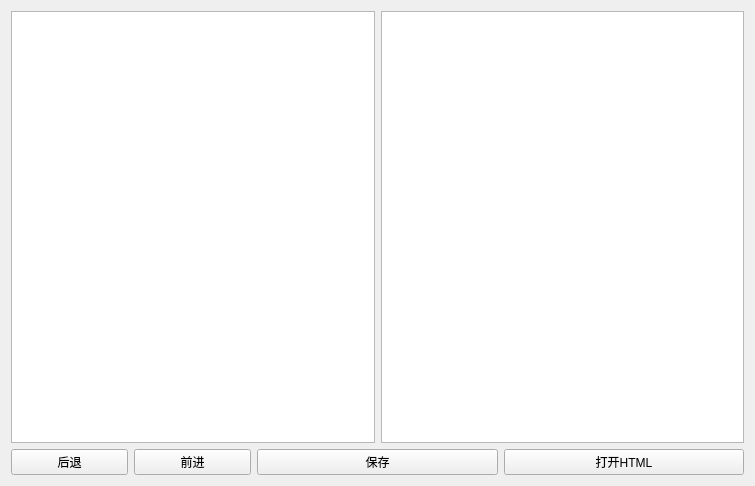
The window that ch05_simplebrowser/widget.ui (guofuwei/Qt-Learn) describes before a commit, drawn with Qt 5.
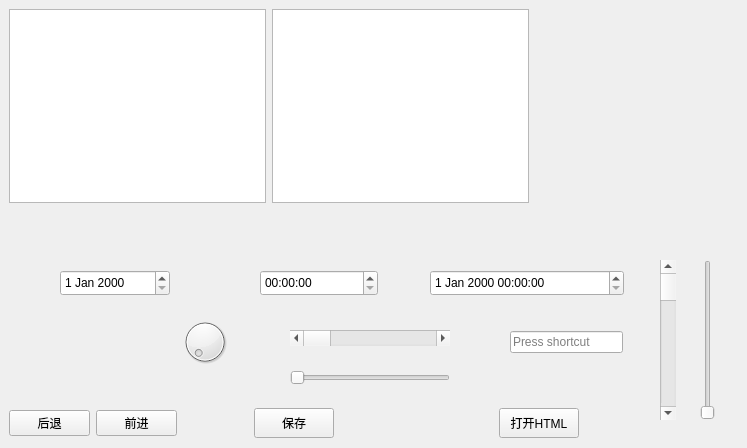
The same window after the commit.

Diff of the .ui file:
```diff
--- a/ch05_simplebrowser/widget.ui
+++ b/ch05_simplebrowser/widget.ui
@@ -6,15 +6,150 @@
    <rect>
     <x>0</x>
     <y>0</y>
-    <width>755</width>
-    <height>486</height>
+    <width>747</width>
+    <height>448</height>
    </rect>
   </property>
   <property name="windowTitle">
    <string>Widget</string>
   </property>
-  <layout class="QGridLayout" name="gridLayout_3">
-   <item row="0" column="0" colspan="3">
+  <widget class="QPushButton" name="pushButtonOpen">
+   <property name="geometry">
+    <rect>
+     <x>499</x>
+     <y>408</y>
+     <width>80</width>
+     <height>30</height>
+    </rect>
+   </property>
+   <property name="text">
+    <string>打开HTML</string>
+   </property>
+  </widget>
+  <widget class="QPushButton" name="pushButtonSave">
+   <property name="geometry">
+    <rect>
+     <x>254</x>
+     <y>408</y>
+     <width>80</width>
+     <height>30</height>
+    </rect>
+   </property>
+   <property name="text">
+    <string>保存</string>
+   </property>
+  </widget>
+  <widget class="QDateEdit" name="dateEdit">
+   <property name="geometry">
+    <rect>
+     <x>60</x>
+     <y>270</y>
+     <width>110</width>
+     <height>26</height>
+    </rect>
+   </property>
+  </widget>
+  <widget class="QTimeEdit" name="timeEdit">
+   <property name="geometry">
+    <rect>
+     <x>260</x>
+     <y>270</y>
+     <width>118</width>
+     <height>26</height>
+    </rect>
+   </property>
+  </widget>
+  <widget class="QDateTimeEdit" name="dateTimeEdit">
+   <property name="geometry">
+    <rect>
+     <x>430</x>
+     <y>270</y>
+     <width>194</width>
+     <height>26</height>
+    </rect>
+   </property>
+  </widget>
+  <widget class="QDial" name="dial">
+   <property name="geometry">
+    <rect>
+     <x>180</x>
+     <y>310</y>
+     <width>50</width>
+     <height>64</height>
+    </rect>
+   </property>
+  </widget>
+  <widget class="QScrollBar" name="horizontalScrollBar">
+   <property name="geometry">
+    <rect>
+     <x>290</x>
+     <y>330</y>
+     <width>160</width>
+     <height>16</height>
+    </rect>
+   </property>
+   <property name="orientation">
+    <enum>Qt::Horizontal</enum>
+   </property>
+  </widget>
+  <widget class="QScrollBar" name="verticalScrollBar">
+   <property name="geometry">
+    <rect>
+     <x>660</x>
+     <y>260</y>
+     <width>16</width>
+     <height>160</height>
+    </rect>
+   </property>
+   <property name="orientation">
+    <enum>Qt::Vertical</enum>
+   </property>
+  </widget>
+  <widget class="QSlider" name="horizontalSlider">
+   <property name="geometry">
+    <rect>
+     <x>290</x>
+     <y>370</y>
+     <width>160</width>
+     <height>16</height>
+    </rect>
+   </property>
+   <property name="orientation">
+    <enum>Qt::Horizontal</enum>
+   </property>
+  </widget>
+  <widget class="QSlider" name="verticalSlider">
+   <property name="geometry">
+    <rect>
+     <x>700</x>
+     <y>260</y>
+     <width>16</width>
+     <height>160</height>
+    </rect>
+   </property>
+   <property name="orientation">
+    <enum>Qt::Vertical</enum>
+   </property>
+  </widget>
+  <widget class="QKeySequenceEdit" name="keySequenceEdit">
+   <property name="geometry">
+    <rect>
+     <x>510</x>
+     <y>330</y>
+     <width>113</width>
+     <height>25</height>
+    </rect>
+   </property>
+  </widget>
+  <widget class="QWidget" name="">
+   <property name="geometry">
+    <rect>
+     <x>9</x>
+     <y>9</y>
+     <width>520</width>
+     <height>194</height>
+    </rect>
+   </property>
     <layout class="QGridLayout" name="gridLayout">
      <item row="0" column="0">
       <widget class="QTextBrowser" name="textBrowser"/>
@@ -23,8 +158,16 @@
       <widget class="QPlainTextEdit" name="plainTextEdit"/>
      </item>
     </layout>
-   </item>
-   <item row="1" column="0">
+  </widget>
+  <widget class="QWidget" name="">
+   <property name="geometry">
+    <rect>
+     <x>9</x>
+     <y>407</y>
+     <width>168</width>
+     <height>32</height>
+    </rect>
+   </property>
     <layout class="QGridLayout" name="gridLayout_2">
      <item row="0" column="0">
       <widget class="QPushButton" name="pushButtonBackward">
@@ -41,22 +184,7 @@
       </widget>
      </item>
     </layout>
-   </item>
-   <item row="1" column="1">
-    <widget class="QPushButton" name="pushButtonSave">
-     <property name="text">
-      <string>保存</string>
-     </property>
-    </widget>
-   </item>
-   <item row="1" column="2">
-    <widget class="QPushButton" name="pushButtonOpen">
-     <property name="text">
-      <string>打开HTML</string>
-     </property>
-    </widget>
-   </item>
-  </layout>
+  </widget>
  </widget>
  <resources/>
  <connections/>
```
Lines whose indentation alone changed are shown as unchanged.
